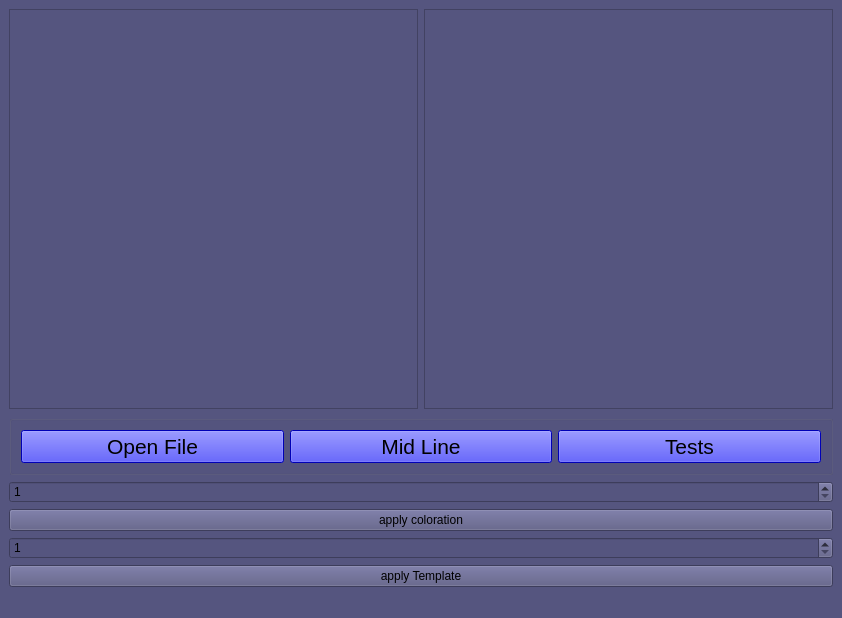
Old version of the form image.ui in the repository moamen-gamal/Digital-Smile-Design.
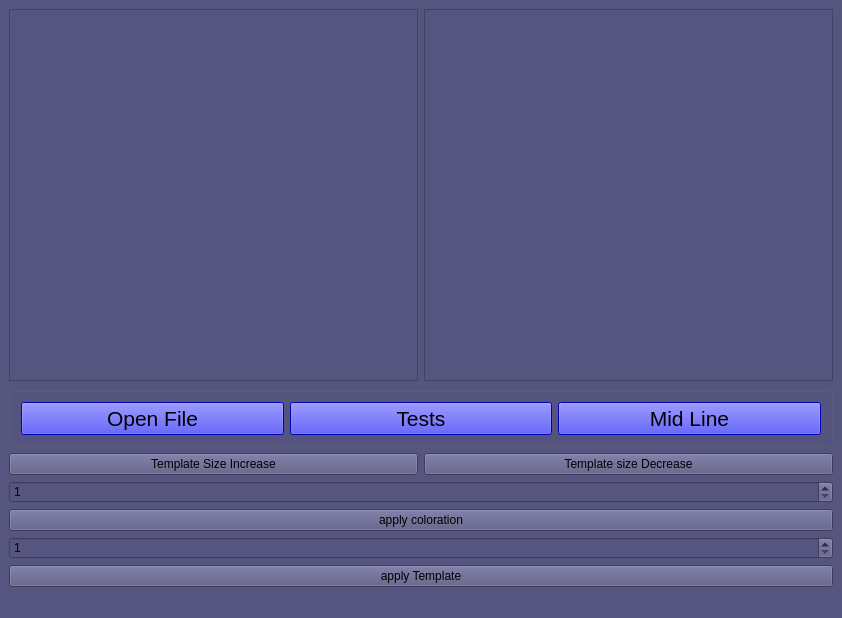
New version of the form.

Diff of the .ui file:
```diff
--- a/image.ui
+++ b/image.ui
@@ -19,23 +19,6 @@
   </property>
   <widget class="QWidget" name="centralwidget">
    <layout class="QGridLayout" name="gridLayout">
-    <item row="3" column="0">
-     <widget class="QSpinBox" name="ColorationBox">
-      <property name="minimum">
-       <number>1</number>
-      </property>
-      <property name="maximum">
-       <number>4</number>
-      </property>
-     </widget>
-    </item>
-    <item row="4" column="0">
-     <widget class="QPushButton" name="colorationButton">
-      <property name="text">
-       <string>apply coloration</string>
-      </property>
-     </widget>
-    </item>
     <item row="2" column="0">
      <widget class="QGroupBox" name="horizontalGroupBox">
       <property name="maximumSize">
@@ -72,6 +55,30 @@
          </property>
         </widget>
        </item>
+       <item>
+        <widget class="QPushButton" name="TestsButton">
+         <property name="sizePolicy">
+          <sizepolicy hsizetype="Minimum" vsizetype="Fixed">
+           <horstretch>0</horstretch>
+           <verstretch>0</verstretch>
+          </sizepolicy>
+         </property>
+         <property name="font">
+          <font>
+           <pointsize>16</pointsize>
+          </font>
+         </property>
+         <property name="styleSheet">
+          <string notr="true">
+background-color: rgb(0, 85, 0);
+background-color: rgb(0, 0, 255);
+color: rgb(0, 0, 0);</string>
+         </property>
+         <property name="text">
+          <string>Tests</string>
+         </property>
+        </widget>
+       </item>
        <item>
         <widget class="QPushButton" name="midline">
          <property name="sizePolicy">
@@ -97,33 +104,54 @@
          </property>
         </widget>
        </item>
-       <item>
-        <widget class="QPushButton" name="TestsButton">
-         <property name="sizePolicy">
-          <sizepolicy hsizetype="Minimum" vsizetype="Fixed">
-           <horstretch>0</horstretch>
-           <verstretch>0</verstretch>
-          </sizepolicy>
-         </property>
-         <property name="font">
-          <font>
-           <pointsize>16</pointsize>
-          </font>
-         </property>
-         <property name="styleSheet">
-          <string notr="true">
-background-color: rgb(0, 85, 0);
-background-color: rgb(0, 0, 255);
-color: rgb(0, 0, 0);</string>
-         </property>
-         <property name="text">
-          <string>Tests</string>
-         </property>
-        </widget>
-       </item>
       </layout>
      </widget>
     </item>
+    <item row="10" column="0">
+     <widget class="QSpinBox" name="TemplateBox">
+      <property name="minimum">
+       <number>1</number>
+      </property>
+      <property name="maximum">
+       <number>8</number>
+      </property>
+     </widget>
+    </item>
+    <item row="9" column="0">
+     <widget class="QPushButton" name="colorationButton">
+      <property name="text">
+       <string>apply coloration</string>
+      </property>
+     </widget>
+    </item>
+    <item row="8" column="0">
+     <widget class="QSpinBox" name="ColorationBox">
+      <property name="minimum">
+       <number>1</number>
+      </property>
+      <property name="maximum">
+       <number>4</number>
+      </property>
+     </widget>
+    </item>
+    <item row="3" column="0">
+     <layout class="QHBoxLayout" name="horizontalLayout_3">
+      <item>
+       <widget class="QPushButton" name="increase_size">
+        <property name="text">
+         <string>Template Size Increase</string>
+        </property>
+       </widget>
+      </item>
+      <item>
+       <widget class="QPushButton" name="Decrease_size">
+        <property name="text">
+         <string>Template size Decrease</string>
+        </property>
+       </widget>
+      </item>
+     </layout>
+    </item>
     <item row="0" column="0">
      <layout class="QVBoxLayout" name="verticalLayout_2">
       <item>
@@ -138,17 +166,7 @@
       </item>
      </layout>
     </item>
-    <item row="5" column="0">
-     <widget class="QSpinBox" name="TemplateBox">
-      <property name="minimum">
-       <number>1</number>
-      </property>
-      <property name="maximum">
-       <number>8</number>
-      </property>
-     </widget>
-    </item>
-    <item row="6" column="0">
+    <item row="11" column="0">
      <widget class="QPushButton" name="TemplateButton">
       <property name="text">
        <string>apply Template</string>
```
